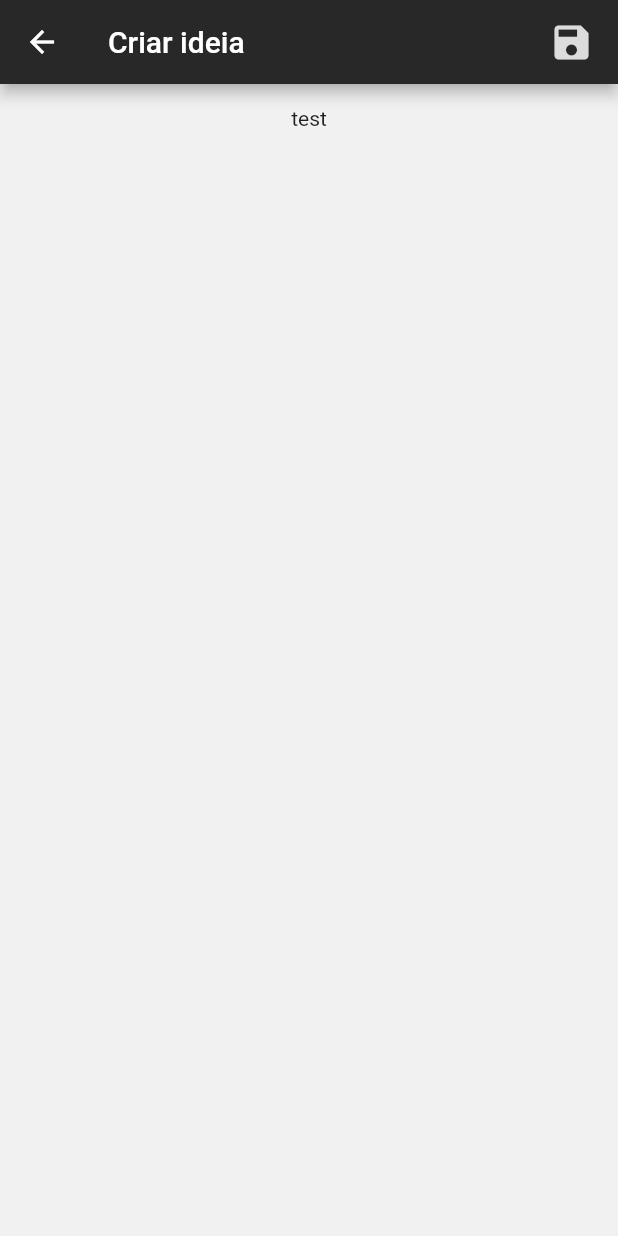
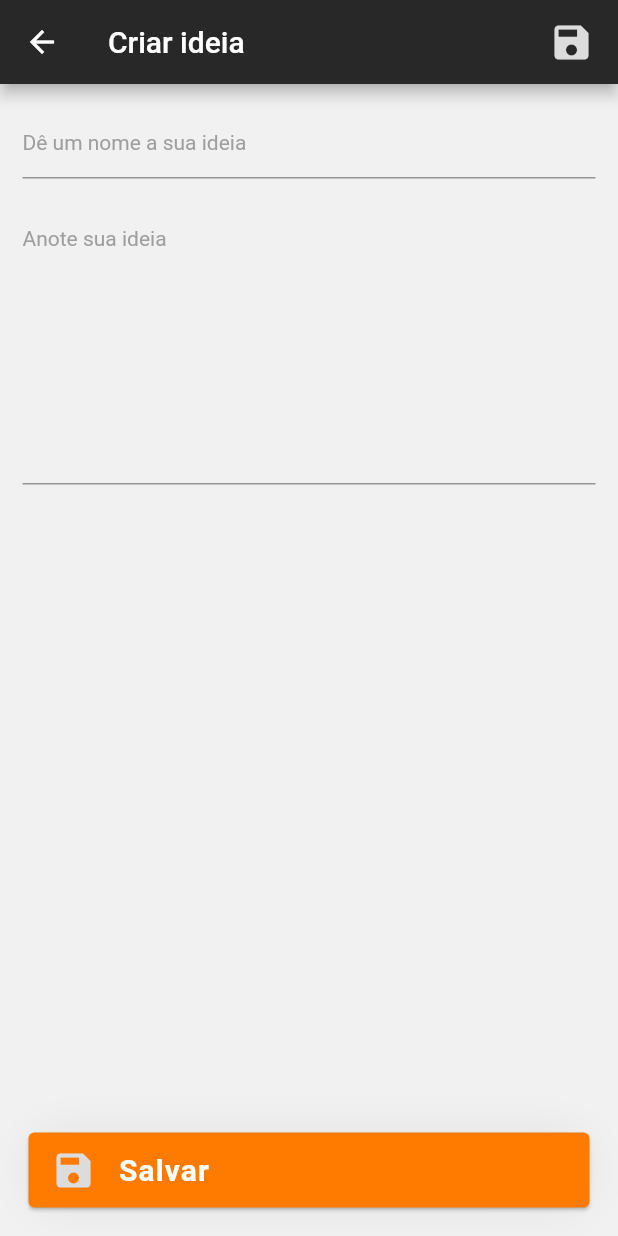
Before and after one commit to FelipeQueFez/idea-growr, a Flutter app: the Idea screen opened directly, on a phone screen of 412 x 824 dp. Run offline on Flutter 3.47's test engine with Material 2 defaults, Android fonts, the phone set to English and light mode, and no system bars.

Commit message:
Created screen create idea

```diff
--- a/lib/views/screens/idea/idea.dart
+++ b/lib/views/screens/idea/idea.dart
@@ -1,14 +1,44 @@
 import 'package:flutter/material.dart';
 import 'package:idea_growr/app_colors.dart';
+import 'package:idea_growr/views/shared/custom_card.dart';
 import 'package:idea_growr/views/shared/custom_container.dart';
 import 'package:idea_growr/views/shared/custom_scaffold.dart';
+import 'package:idea_growr/views/shared/extend_text.dart';
+import 'package:idea_growr/views/shared/spacer_box.dart';
 
-class Idea extends StatelessWidget {
+class Idea extends StatefulWidget {
+  @override
+  _IdeaState createState() => _IdeaState();
+}
+
+class _IdeaState extends State<Idea> {
+  TextEditingController _textEditingController;
+  TextEditingController _textNoteEditingController;
+
   @override
   Widget build(BuildContext context) {
     return CustomScaffold(
       child: _buildBody(),
       appBar: _buildAppBar(),
+      bottomNavigationBar: _buildBottomBar(),
+    );
+  }
+
+  Widget _buildBottomBar() {
+    return Container(
+      child: Padding(
+        padding: EdgeInsets.all(15),
+        child: CustomCard(
+          backgroundColor: AppColors.idea,
+          icon: Icons.save,
+          title: ExtendsText(
+            'Salvar',
+            color: AppColors.white,
+            fontWeight: FontWeight.bold,
+          ),
+          onTapCallback: () => print('salvar'),
+        ),
+      ),
     );
   }
 
@@ -36,7 +66,28 @@ class Idea extends StatelessWidget {
     return SingleChildScrollView(
       child: CustomContainer(
         child: Column(
-          children: <Widget>[Text('test')],
+          children: <Widget>[
+            TextFormField(
+              controller: _textEditingController,
+              keyboardType: TextInputType.text,
+              style: TextStyle(fontSize: 14),
+              decoration: InputDecoration(
+                hintText: 'Dê um nome a sua ideia',
+                hintStyle: TextStyle(fontSize: 14, color: Colors.grey),
+              ),
+            ),
+            SpacerBox.v20,
+            TextFormField(
+              maxLines: 10,
+              controller: _textNoteEditingController,
+              keyboardType: TextInputType.multiline,
+              style: TextStyle(fontSize: 14),
+              decoration: InputDecoration(
+                hintText: 'Anote sua ideia',
+                hintStyle: TextStyle(fontSize: 14, color: Colors.grey),
+              ),
+            ),
+          ],
         ),
       ),
     );
--- a/lib/views/shared/custom_scaffold.dart
+++ b/lib/views/shared/custom_scaffold.dart
@@ -4,8 +4,9 @@ import 'package:idea_growr/app_colors.dart';
 class CustomScaffold extends StatelessWidget {
   final Widget child;
   final AppBar appBar;
+  final Widget bottomNavigationBar;
 
-  const CustomScaffold({Key key, @required this.child, @required this.appBar})
+  const CustomScaffold({Key key, @required this.child, @required this.appBar, this.bottomNavigationBar})
       : super(key: key);
 
   @override
@@ -14,6 +15,7 @@ class CustomScaffold extends StatelessWidget {
       backgroundColor: AppColors.backgroundBase,
       appBar: appBar,
       body: child,
+      bottomNavigationBar: bottomNavigationBar,
     );
   }
 }
```
